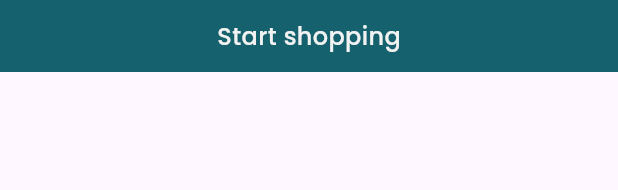
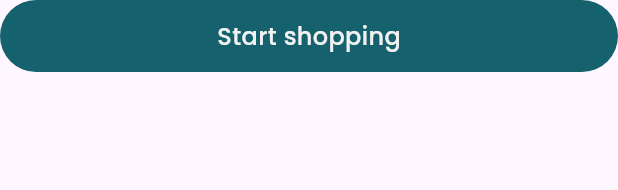
Before and after one commit to cristhro/widgetbook_workshop, a Flutter app: the PrimaryButton widget shown alone on an empty page, opened directly, on a phone screen of 412 x 824 dp. Shown: the top 190 px of the screen. Run offline on Flutter 3.47's test engine with Material 3 defaults, Android fonts, the phone set to English and light mode, and no system bars; our stand-ins replace font_awesome_flutter, go_router, google_fonts; missing offline and left inert: widgetbook, widgetbook_annotation; generated files the repository leaves out were written again.

Commit message:
MOD: radious xxl

```diff
--- a/lib/ui/widgets/primary_button.dart
+++ b/lib/ui/widgets/primary_button.dart
@@ -28,7 +28,7 @@ class PrimaryButton extends StatelessWidget {
         decoration: BoxDecoration(
           color: AppTheme.of(context).background.brand,
           borderRadius: BorderRadius.circular(
-            AppTheme.of(context).radius.none,
+            AppTheme.of(context).radius.xxl,
           ),
         ),
         child: Row(
```
